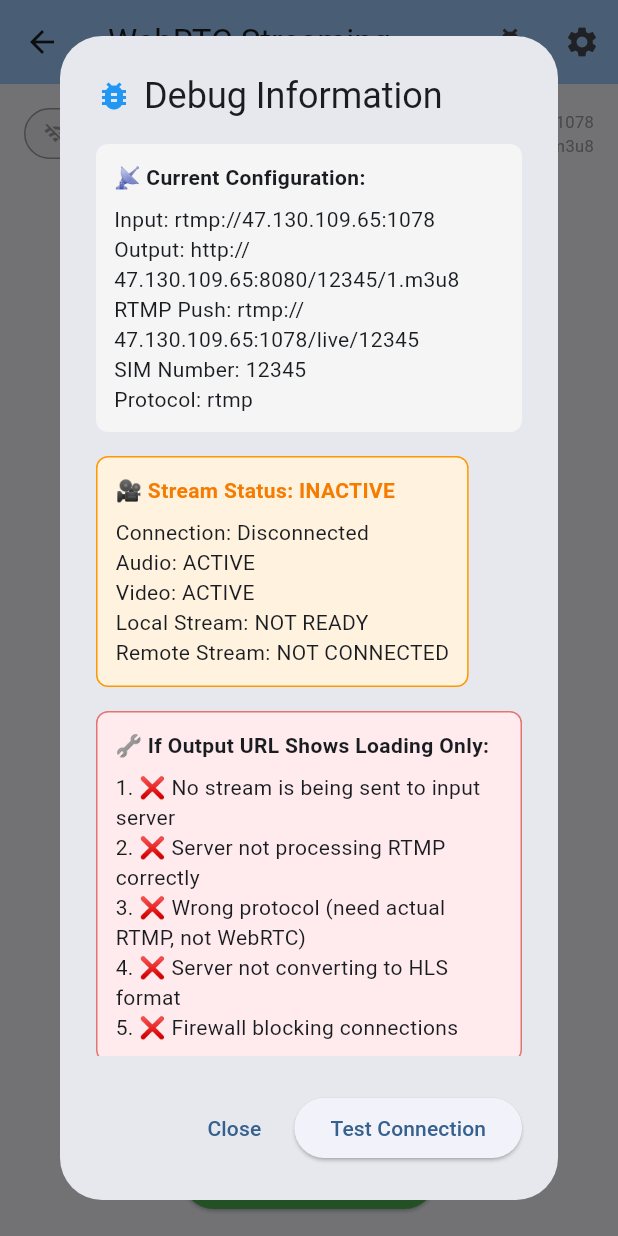
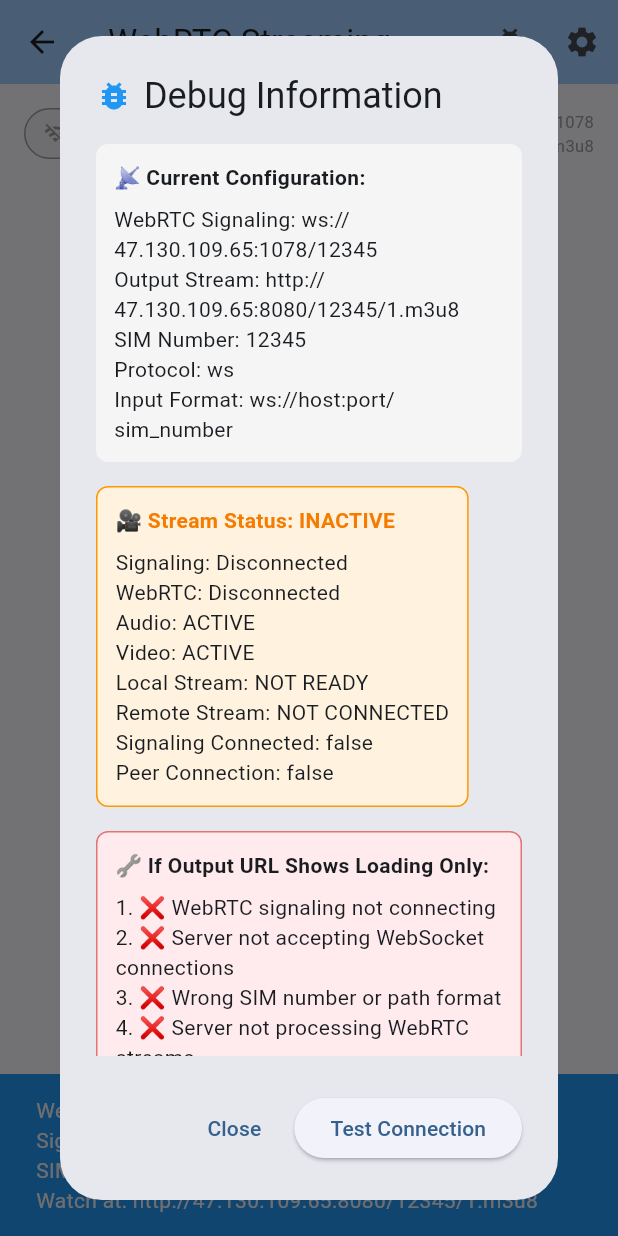
Before and after one commit to JeyShah/StreamTest, a Flutter app: the WebRTCStreamingPage screen opened directly, after a tap on "Start Stream", after a tap on "Stop Stream", after a tap on the "bug report" icon, on a phone screen of 412 x 824 dp. Run offline on Flutter 3.47's test engine with Material 3 defaults, Android fonts, the phone set to English and light mode, and no system bars; our stand-ins replace permission_handler; missing offline and left inert: flutter_webrtc; network calls fail; statements that could not run were skipped.

Commit message:
Migrate to WebRTC signaling with SIM number in WebSocket path
Co-authored-by: informjawad <informjawad@gmail.com>

```diff
--- a/webrtc_streaming_test/lib/stream_config.dart
+++ b/webrtc_streaming_test/lib/stream_config.dart
@@ -17,18 +17,18 @@ class StreamConfig {
     this.inputPort = inputServerPort,
     this.outputHost = outputServerIP,
     this.outputPort = outputServerPort,
-    this.protocol = 'rtmp',
-    this.simNumber = '12345', // Default SIM number
+    this.protocol = 'ws',
+    this.simNumber = '923001234567', // Default SIM number
   });
 
-  // Input streaming URL (where app sends video)
-  String get inputUrl => '$protocol://$inputHost:$inputPort';
+  // WebRTC input streaming URL (where app sends video with SIM number)
+  String get inputUrl => '$protocol://$inputHost:$inputPort/$simNumber';
 
   // Output streaming URL (where you watch the stream)
   String get outputUrl => 'http://$outputHost:$outputPort/$simNumber/1.m3u8';
 
-  // RTMP push URL for streaming
-  String get rtmpPushUrl => 'rtmp://$inputHost:$inputPort/live/$simNumber';
+  // WebRTC signaling URL for streaming
+  String get webrtcSignalingUrl => 'ws://$inputHost:$inputPort/$simNumber';
 
   // Display-friendly URLs
   String get inputDisplayUrl => '$inputHost:$inputPort';
@@ -40,7 +40,7 @@ class StreamConfig {
     inputPort: inputServerPort,
     outputHost: outputServerIP,
     outputPort: outputServerPort,
-    protocol: 'rtmp',
+    protocol: 'ws',
     simNumber: simNumber,
   );
 
@@ -60,13 +60,13 @@ class StreamConfig {
     'simNumber': simNumber,
   };
 
-  factory StreamConfig.fromJson(Map<String, dynamic> json) => StreamConfig(
+      factory StreamConfig.fromJson(Map<String, dynamic> json) => StreamConfig(
     inputHost: json['inputHost'] ?? inputServerIP,
     inputPort: json['inputPort'] ?? inputServerPort,
     outputHost: json['outputHost'] ?? outputServerIP,
     outputPort: json['outputPort'] ?? outputServerPort,
-    protocol: json['protocol'] ?? 'rtmp',
-    simNumber: json['simNumber'] ?? '12345',
+    protocol: json['protocol'] ?? 'ws',
+    simNumber: json['simNumber'] ?? '923001234567',
   );
 
   @override
--- /dev/null
+++ b/webrtc_streaming_test/lib/webrtc_signaling.dart
@@ -0,0 +1,274 @@
+import 'dart:async';
+import 'dart:convert';
+import 'package:flutter/material.dart';
+import 'package:flutter_webrtc/flutter_webrtc.dart';
+import 'package:web_socket_channel/web_socket_channel.dart';
+import 'package:web_socket_channel/status.dart' as status;
+import 'stream_config.dart';
+
+// Import the global createPeerConnection function
+import 'package:flutter_webrtc/flutter_webrtc.dart' as webrtc;
+
+class WebRTCSignaling {
+  late StreamConfig _config;
+  WebSocketChannel? _channel;
+  RTCPeerConnection? _peerConnection;
+
+  // Callbacks
+  Function(String)? onConnectionStateChanged;
+  Function(String)? onSignalingStateChanged;
+  Function(MediaStream)? onAddRemoteStream;
+  Function(String)? onError;
+  Function(String)? onMessage;
+
+  WebRTCSignaling(StreamConfig config) {
+    _config = config;
+  }
+
+  void updateConfig(StreamConfig config) {
+    _config = config;
+  }
+
+  String get signalingUrl => _config.webrtcSignalingUrl;
+  String get simNumber => _config.simNumber;
+
+  Future<void> connect() async {
+    try {
+      debugPrint('🔗 Connecting to WebRTC signaling server: $signalingUrl');
+
+      _channel = WebSocketChannel.connect(Uri.parse(signalingUrl));
+
+      onMessage?.call('Connected to signaling server');
+      onSignalingStateChanged?.call('connected');
+
+      // Listen to WebSocket messages
+      _channel!.stream.listen(
+        (data) {
+          _handleSignalingMessage(data);
+        },
+        onError: (error) {
+          debugPrint('❌ WebSocket error: $error');
+          onError?.call('WebSocket error: $error');
+          onSignalingStateChanged?.call('error');
+        },
+        onDone: () {
+          debugPrint('🔌 WebSocket connection closed');
+          onSignalingStateChanged?.call('disconnected');
+        },
+      );
+
+      // Send initial connection message with SIM number
+      _sendSignalingMessage({
+        'type': 'join',
+        'simNumber': simNumber,
+        'timestamp': DateTime.now().millisecondsSinceEpoch,
+      });
+
+    } catch (e) {
+      debugPrint('❌ Failed to connect to signaling server: $e');
+      onError?.call('Failed to connect: $e');
+      onSignalingStateChanged?.call('error');
+    }
+  }
+
+  Future<void> createPeerConnection(MediaStream localStream) async {
+    try {
+
+      final configuration = <String, dynamic>{
+        'iceServers': [
+          {'urls': 'stun:stun.l.google.com:19302'},
+          {'urls': 'stun:stun1.l.google.com:19302'},
+          {'urls': 'stun:stun2.l.google.com:19302'},
+        ],
+        'sdpSemantics': 'unified-plan',
+      };
+
+      _peerConnection = await webrtc.createPeerConnection(configuration);
+
+      // Add local stream tracks
+      localStream.getTracks().forEach((track) {
+        _peerConnection!.addTrack(track, localStream);
+      });
+
+      // Set up event handlers
+      _peerConnection!.onIceConnectionState = (RTCIceConnectionState state) {
+        debugPrint('🧊 ICE Connection State: $state');
+        onConnectionStateChanged?.call(state.toString().split('.').last);
+      };
+
+      _peerConnection!.onConnectionState = (RTCPeerConnectionState state) {
+        debugPrint('🔗 Peer Connection State: $state');
+        onConnectionStateChanged?.call(state.toString().split('.').last);
+      };
+
+      _peerConnection!.onTrack = (RTCTrackEvent event) {
+        debugPrint('📺 Remote track added: ${event.track.kind}');
+        if (event.streams.isNotEmpty) {
+          onAddRemoteStream?.call(event.streams[0]);
+        }
+      };
+
+      _peerConnection!.onIceCandidate = (RTCIceCandidate candidate) {
+        debugPrint('🧊 ICE Candidate: ${candidate.candidate}');
+        _sendSignalingMessage({
+          'type': 'ice-candidate',
+          'candidate': candidate.toMap(),
+          'simNumber': simNumber,
+        });
+      };
+
+      onMessage?.call('Peer connection created');
+
+    } catch (e) {
+      debugPrint('❌ Failed to create peer connection: $e');
+      onError?.call('Failed to create peer connection: $e');
+    }
+  }
+
+  Future<void> createOffer() async {
+    try {
+      if (_peerConnection == null) {
+        throw 'Peer connection not created';
+      }
+
+      debugPrint('📝 Creating WebRTC offer...');
+
+      RTCSessionDescription offer = await _peerConnection!.createOffer();
+      await _peerConnection!.setLocalDescription(offer);
+
+      // Send offer to signaling server
+      _sendSignalingMessage({
+        'type': 'offer',
+        'sdp': offer.toMap(),
+        'simNumber': simNumber,
+        'timestamp': DateTime.now().millisecondsSinceEpoch,
+      });
+
+      onMessage?.call('Offer created and sent');
+      debugPrint('✅ Offer sent for SIM: $simNumber');
+
+    } catch (e) {
+      debugPrint('❌ Failed to create offer: $e');
+      onError?.call('Failed to create offer: $e');
+    }
+  }
+
+  Future<void> _handleSignalingMessage(dynamic data) async {
+    try {
+      final message = jsonDecode(data);
+      debugPrint('📨 Received signaling message: ${message['type']}');
+
+      switch (message['type']) {
+        case 'answer':
+          await _handleAnswer(message['sdp']);
+          break;
+        case 'ice-candidate':
+          await _handleIceCandidate(message['candidate']);
+          break;
+        case 'joined':
+          onMessage?.call('Successfully joined room for SIM: ${message['simNumber']}');
+          break;
+        case 'error':
+          onError?.call('Server error: ${message['message']}');
+          break;
+        case 'peer-connected':
+          onMessage?.call('Remote peer connected');
+          break;
+        case 'peer-disconnected':
+          onMessage?.call('Remote peer disconnected');
+          break;
+        default:
+          debugPrint('🤷 Unknown message type: ${message['type']}');
+      }
+    } catch (e) {
+      debugPrint('❌ Error handling signaling message: $e');
+      onError?.call('Error handling message: $e');
+    }
+  }
+
+  Future<void> _handleAnswer(Map<String, dynamic> sdpMap) async {
+    try {
+      RTCSessionDescription answer = RTCSessionDescription(
+        sdpMap['sdp'],
+        sdpMap['type'],
+      );
+      await _peerConnection!.setRemoteDescription(answer);
+      onMessage?.call('Answer received and processed');
+    } catch (e) {
+      debugPrint('❌ Error handling answer: $e');
+      onError?.call('Error handling answer: $e');
+    }
+  }
+
+  Future<void> _handleIceCandidate(Map<String, dynamic> candidateMap) async {
+    try {
+      RTCIceCandidate candidate = RTCIceCandidate(
+        candidateMap['candidate'],
+        candidateMap['sdpMid'],
+        candidateMap['sdpMLineIndex'],
+      );
+      await _peerConnection!.addCandidate(candidate);
+    } catch (e) {
+      debugPrint('❌ Error handling ICE candidate: $e');
+    }
+  }
+
+  void _sendSignalingMessage(Map<String, dynamic> message) {
+    if (_channel != null) {
+      final jsonMessage = jsonEncode(message);
+      _channel!.sink.add(jsonMessage);
+      debugPrint('📤 Sent: ${message['type']} for SIM: ${message['simNumber']}');
+    } else {
+      debugPrint('❌ Cannot send message: WebSocket not connected');
+      onError?.call('Cannot send message: Not connected to signaling server');
+    }
+  }
+
+  Future<void> disconnect() async {
+    try {
+      // Send leave message
+      if (_channel != null) {
+        _sendSignalingMessage({
+          'type': 'leave',
+          'simNumber': simNumber,
+        });
+      }
+
+      // Close WebSocket
+      await _channel?.sink.close(status.goingAway);
+      _channel = null;
+
+      // Close peer connection
+      await _peerConnection?.close();
+      _peerConnection = null;
+
+      onSignalingStateChanged?.call('disconnected');
+      debugPrint('🔌 Disconnected from signaling server');
+
+    } catch (e) {
+      debugPrint('❌ Error during disconnect: $e');
+    }
+  }
+
+  bool get isConnected => _channel != null;
+  bool get hasPeerConnection => _peerConnection != null;
+
+  // Get connection statistics
+  Future<Map<String, dynamic>> getStats() async {
+    if (_peerConnection == null) {
+      return {'error': 'No peer connection'};
+    }
+
+    try {
+      final stats = await _peerConnection!.getStats();
+      return {
+        'connectionState': _peerConnection!.connectionState?.toString() ?? 'unknown',
+        'iceConnectionState': _peerConnection!.iceConnectionState?.toString() ?? 'unknown',
+        'signalingState': _peerConnection!.signalingState?.toString() ?? 'unknown',
+        'statsCount': stats.length,
+      };
+    } catch (e) {
+      return {'error': e.toString()};
+    }
+  }
+}
--- a/webrtc_streaming_test/lib/webrtc_streaming_page.dart
+++ b/webrtc_streaming_test/lib/webrtc_streaming_page.dart
@@ -2,6 +2,7 @@ import 'package:flutter/material.dart';
 import 'package:flutter_webrtc/flutter_webrtc.dart';
 import 'stream_config.dart';
 import 'connection_tester.dart';
+import 'webrtc_signaling.dart';
 
 class WebRTCStreamingPage extends StatefulWidget {
   const WebRTCStreamingPage({super.key});
@@ -11,7 +12,7 @@ class WebRTCStreamingPage extends StatefulWidget {
 }
 
 class _WebRTCStreamingPageState extends State<WebRTCStreamingPage> {
-  RTCPeerConnection? _peerConnection;
+  WebRTCSignaling? _signaling;
   MediaStream? _localStream;
   MediaStream? _remoteStream;
 
@@ -22,6 +23,7 @@ class _WebRTCStreamingPageState extends State<WebRTCStreamingPage> {
   bool _isMuted = false;
   bool _isVideoEnabled = true;
   String _connectionStatus = 'Disconnected';
+  String _signalingStatus = 'Disconnected';
 
   // Server configuration
   late StreamConfig _streamConfig;
@@ -41,10 +43,43 @@ class _WebRTCStreamingPageState extends State<WebRTCStreamingPage> {
     // Initialize with your specific server configuration
     _streamConfig = StreamConfig.yourServer();
 
+    // Initialize WebRTC signaling
+    _signaling = WebRTCSignaling(_streamConfig);
+    _setupSignalingCallbacks();
+
     _hostController.text = _streamConfig.inputHost;
     _portController.text = _streamConfig.inputPort.toString();
     _simNumberController.text = _streamConfig.simNumber;
     _selectedProtocol = _streamConfig.protocol;
+  }
+
+  void _setupSignalingCallbacks() {
+    _signaling?.onConnectionStateChanged = (state) {
+      setState(() {
+        _connectionStatus = state;
+      });
+    };
+
+    _signaling?.onSignalingStateChanged = (state) {
+      setState(() {
+        _signalingStatus = state;
+      });
+    };
+
+    _signaling?.onAddRemoteStream = (stream) {
+      setState(() {
+        _remoteStream = stream;
+        _remoteRenderer.srcObject = stream;
+      });
+    };
+
+    _signaling?.onError = (error) {
+      _showError(error);
+    };
+
+    _signaling?.onMessage = (message) {
+      _showInfo(message);
+    };
   }
 
   Future<void> _testConnection() async {
@@ -229,11 +264,11 @@ class _WebRTCStreamingPageState extends State<WebRTCStreamingPage> {
                     children: [
                       const Text('📡 Current Configuration:', style: TextStyle(fontWeight: FontWeight.bold)),
                       const SizedBox(height: 8),
-                      Text('Input: ${_streamConfig.inputUrl}'),
-                      Text('Output: ${_streamConfig.outputUrl}'),
-                      Text('RTMP Push: ${_streamConfig.rtmpPushUrl}'),
+                      Text('WebRTC Signaling: ${_streamConfig.webrtcSignalingUrl}'),
+                      Text('Output Stream: ${_streamConfig.outputUrl}'),
                       Text('SIM Number: ${_streamConfig.simNumber}'),
                       Text('Protocol: ${_streamConfig.protocol}'),
+                      Text('Input Format: ws://host:port/sim_number'),
                     ],
                   ),
                 ),
@@ -258,11 +293,14 @@ class _WebRTCStreamingPageState extends State<WebRTCStreamingPage> {
                         ),
                       ),
                       const SizedBox(height: 8),
-                      Text('Connection: $_connectionStatus'),
+                      Text('Signaling: $_signalingStatus'),
+                      Text('WebRTC: $_connectionStatus'),
                       Text('Audio: ${_isMuted ? "MUTED" : "ACTIVE"}'),
                       Text('Video: ${_isVideoEnabled ? "ACTIVE" : "DISABLED"}'),
                       Text('Local Stream: ${_localStream != null ? "READY" : "NOT READY"}'),
                       Text('Remote Stream: ${_remoteStream != null ? "CONNECTED" : "NOT CONNECTED"}'),
+                      Text('Signaling Connected: ${_signaling?.isConnected ?? false}'),
+                      Text('Peer Connection: ${_signaling?.hasPeerConnection ?? false}'),
                     ],
                   ),
                 ),
@@ -284,11 +322,11 @@ class _WebRTCStreamingPageState extends State<WebRTCStreamingPage> {
                         style: TextStyle(fontWeight: FontWeight.bold),
                       ),
                       const SizedBox(height: 8),
-                      const Text('1. ❌ No stream is being sent to input server'),
-                      const Text('2. ❌ Server not processing RTMP correctly'),
-                      const Text('3. ❌ Wrong protocol (need actual RTMP, not WebRTC)'),
-                      const Text('4. ❌ Server not converting to HLS format'),
-                      const Text('5. ❌ Firewall blocking connections'),
+                      const Text('1. ❌ WebRTC signaling not connecting'),
+                      const Text('2. ❌ Server not accepting WebSocket connections'),
+                      const Text('3. ❌ Wrong SIM number or path format'),
+                      const Text('4. ❌ Server not processing WebRTC streams'),
+                      const Text('5. ❌ Firewall blocking WebSocket connections'),
                     ],
                   ),
                 ),
@@ -311,10 +349,10 @@ class _WebRTCStreamingPageState extends State<WebRTCStreamingPage> {
                       ),
                       const SizedBox(height: 8),
                       const Text('1. Tap "Test Connection" in settings'),
-                      const Text('2. Check if input server accepts connections'),
-                      const Text('3. Verify RTMP server is running on port 1078'),
-                      const Text('4. Test with actual RTMP tools (OBS, FFmpeg)'),
-                      const Text('5. Check server logs for incoming streams'),
+                      const Text('2. Check if WebSocket server accepts connections'),
+                      const Text('3. Verify WebRTC signaling server on port 1078'),
+                      const Text('4. Test WebSocket connection manually'),
+                      const Text('5. Check server logs for WebRTC signaling'),
                     ],
                   ),
                 ),
@@ -345,7 +383,7 @@ class _WebRTCStreamingPageState extends State<WebRTCStreamingPage> {
     _remoteRenderer.dispose();
     _localStream?.dispose();
     _remoteStream?.dispose();
-    _peerConnection?.dispose();
+    _signaling?.disconnect();
     _hostController.dispose();
     _portController.dispose();
     _simNumberController.dispose();
@@ -357,35 +395,7 @@ class _WebRTCStreamingPageState extends State<WebRTCStreamingPage> {
     await _remoteRenderer.initialize();
   }
 
-  Future<void> _createPeerConnection() async {
-    final configuration = <String, dynamic>{
-      'iceServers': [
-        {'urls': 'stun:stun.l.google.com:19302'},
-        {'urls': 'stun:stun1.l.google.com:19302'},
-        {'urls': 'stun:stun2.l.google.com:19302'},
-      ],
-    };
-
-    _peerConnection = await createPeerConnection(configuration);
-
-    _peerConnection!.onIceConnectionState = (RTCIceConnectionState state) {
-      setState(() {
-        _connectionStatus = state.toString().split('.').last;
-      });
-    };
-
-    _peerConnection!.onAddStream = (MediaStream stream) {
-      setState(() {
-        _remoteStream = stream;
-        _remoteRenderer.srcObject = stream;
-      });
-    };
-
-    _peerConnection!.onIceCandidate = (RTCIceCandidate candidate) {
-      // In a real implementation, you would send this to your signaling server
-      debugPrint('ICE Candidate: ${candidate.toMap()}');
-    };
-  }
+  // This method is now handled by the WebRTCSignaling class
 
   Future<void> _getUserMedia() async {
     final Map<String, dynamic> constraints = {
@@ -402,10 +412,6 @@ class _WebRTCStreamingPageState extends State<WebRTCStreamingPage> {
       setState(() {
         _localRenderer.srcObject = _localStream;
       });
-
-      if (_peerConnection != null) {
-        await _peerConnection!.addStream(_localStream!);
-      }
     } catch (e) {
       debugPrint('Error getting user media: $e');
       _showError('Failed to access camera/microphone: $e');
@@ -416,47 +422,63 @@ class _WebRTCStreamingPageState extends State<WebRTCStreamingPage> {
     try {
       setState(() {
         _connectionStatus = 'Connecting...';
+        _signalingStatus = 'Connecting...';
       });
 
-      await _createPeerConnection();
+      // Get user media first
       await _getUserMedia();
 
-      // Create offer
-      RTCSessionDescription offer = await _peerConnection!.createOffer();
-      await _peerConnection!.setLocalDescription(offer);
+      if (_localStream == null) {
+        throw 'Failed to get local media stream';
+      }
+
+      // Connect to signaling server
+      await _signaling!.connect();
+
+      // Create peer connection with local stream
+      await _signaling!.createPeerConnection(_localStream!);
+
+      // Create and send offer
+      await _signaling!.createOffer();
 
       setState(() {
         _isStreaming = true;
-        _connectionStatus = 'Streaming';
       });
 
-      // In a real implementation, you would send the offer to your signaling server
-      debugPrint('Offer SDP: ${offer.sdp}');
-      debugPrint('Streaming to input: ${_streamConfig.inputUrl}');
-      debugPrint('Stream will be available at: ${_streamConfig.outputUrl}');
+      debugPrint('🎯 WebRTC streaming started');
+      debugPrint('📡 Signaling URL: ${_streamConfig.webrtcSignalingUrl}');
+      debugPrint('📺 SIM Number: ${_streamConfig.simNumber}');
+      debugPrint('🎬 Output URL: ${_streamConfig.outputUrl}');
 
-      _showInfo('Streaming started!\nSending to: ${_streamConfig.inputUrl}\nWatch at: ${_streamConfig.outputUrl}');
+      _showInfo('WebRTC streaming started!\n'
+          'Signaling: ${_streamConfig.inputUrl}\n'
+          'SIM: ${_streamConfig.simNumber}\n'
+          'Watch at: ${_streamConfig.outputUrl}');
 
     } catch (e) {
-      debugPrint('Error starting stream: $e');
+      debugPrint('❌ Error starting stream: $e');
       _showError('Failed to start streaming: $e');
       setState(() {
         _connectionStatus = 'Error';
+        _signalingStatus = 'Error';
       });
     }
   }
 
   Future<void> _stopStreaming() async {
+    // Disconnect signaling
+    await _signaling?.disconnect();
+
+    // Dispose media streams
     await _localStream?.dispose();
     await _remoteStream?.dispose();
-    await _peerConnection?.dispose();
 
     setState(() {
       _localStream = null;
       _remoteStream = null;
-      _peerConnection = null;
       _isStreaming = false;
       _connectionStatus = 'Disconnected';
+      _signalingStatus = 'Disconnected';
       _localRenderer.srcObject = null;
       _remoteRenderer.srcObject = null;
     });
@@ -629,8 +651,8 @@ class _WebRTCStreamingPageState extends State<WebRTCStreamingPage> {
                               setDialogState(() {
                                 _hostController.text = StreamConfig.inputServerIP;
                                 _portController.text = StreamConfig.inputServerPort.toString();
-                                _selectedProtocol = 'rtmp';
-                                _simNumberController.text = '12345';
+                                _selectedProtocol = 'ws';
+                                _simNumberController.text = '923001234567';
                               });
                             },
                             icon: const Icon(Icons.cloud, size: 16),
@@ -747,6 +769,9 @@ class _WebRTCStreamingPageState extends State<WebRTCStreamingPage> {
                           protocol: _selectedProtocol,
                           simNumber: simNumber,
                         );
+
+                        // Update signaling configuration
+                        _signaling?.updateConfig(_streamConfig);
                       });
                       Navigator.of(context).pop();
                       _showInfo('Server configuration updated!\nInput: ${_streamConfig.inputUrl}\nOutput: ${_streamConfig.outputUrl}');
@@ -764,27 +789,35 @@ class _WebRTCStreamingPageState extends State<WebRTCStreamingPage> {
   Widget _buildStatusIndicator() {
     Color statusColor;
     IconData statusIcon;
+    String displayStatus;
 
-    switch (_connectionStatus) {
+    if (_isStreaming) {
+      statusColor = Colors.green;
+      statusIcon = Icons.stream;
+      displayStatus = 'Streaming';
+    } else {
+      switch (_signalingStatus) {
         case 'connected':
-        statusColor = Colors.green;
+          statusColor = Colors.blue;
           statusIcon = Icons.wifi;
-        break;
-      case 'Streaming':
-        statusColor = Colors.blue;
-        statusIcon = Icons.stream;
+          displayStatus = 'Connected';
           break;
         case 'Connecting...':
           statusColor = Colors.orange;
           statusIcon = Icons.sync;
+          displayStatus = 'Connecting...';
           break;
+        case 'error':
         case 'Error':
           statusColor = Colors.red;
           statusIcon = Icons.error;
+          displayStatus = 'Error';
           break;
         default:
           statusColor = Colors.grey;
           statusIcon = Icons.wifi_off;
+          displayStatus = 'Disconnected';
+      }
     }
 
     return Container(
@@ -800,7 +833,7 @@ class _WebRTCStreamingPageState extends State<WebRTCStreamingPage> {
           Icon(statusIcon, size: 16, color: statusColor),
           const SizedBox(width: 6),
           Text(
-            _connectionStatus,
+            displayStatus,
             style: TextStyle(color: statusColor, fontWeight: FontWeight.bold),
           ),
         ],
--- a/webrtc_streaming_test/pubspec.yaml
+++ b/webrtc_streaming_test/pubspec.yaml
@@ -39,6 +39,7 @@ dependencies:
   flutter_webrtc: ^0.11.7
   permission_handler: ^11.3.1
   http: ^1.2.2
+  web_socket_channel: ^3.0.3
 
 dev_dependencies:
   flutter_test:
```
Also changed, not shown: 1 other file. Lines whose indentation alone changed are shown as unchanged.
